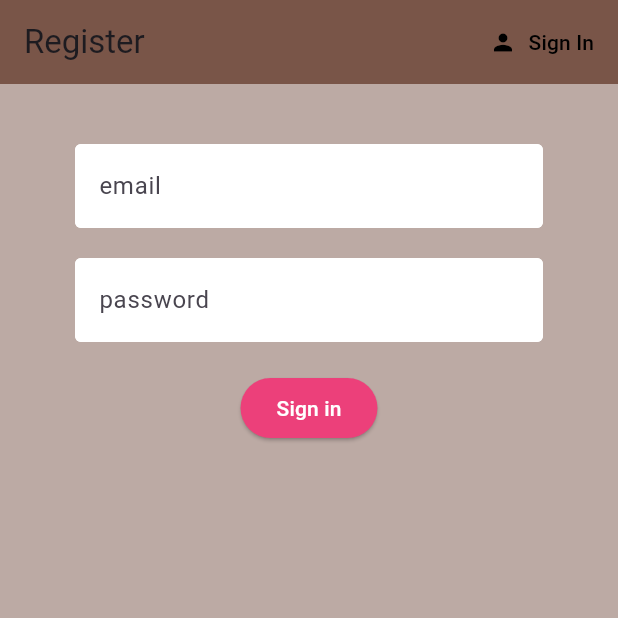
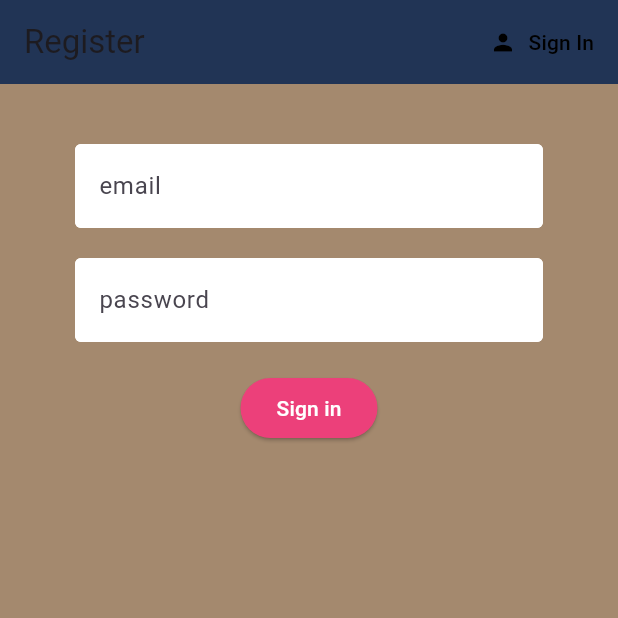
Before and after one commit to HarudesDev/Wisy-App, a Flutter app: the screen it shows after launch, after a tap on "Ingresar", after a tap on "Registrar", on a phone screen of 412 x 824 dp, the top half of it. Run offline on Flutter 3.47's test engine with Material 3 defaults, Android fonts, the light colour scheme and no system bars; our stand-ins replace cloud_firestore, extended_image, firebase_auth, firebase_core, firebase_storage, flutter_riverpod and 4 more; missing offline and left inert: camerawesome; accounts and stored records are empty; generated files the repository leaves out were written again.

Commit message:
code changes

```diff
--- a/lib/pages/auth/login.dart
+++ b/lib/pages/auth/login.dart
@@ -1,8 +1,11 @@
+import 'dart:developer';
+
 import 'package:flutter/material.dart';
 import 'package:flutter_riverpod/flutter_riverpod.dart';
 import 'package:wisy/repositories/firebase_auth_repository.dart';
 import 'package:wisy/shared/style.dart';
 import 'package:riverpod_annotation/riverpod_annotation.dart';
+import 'package:sign_in_button/sign_in_button.dart';
 
 part 'login.g.dart';
 
@@ -42,10 +45,13 @@ class _LoginState extends ConsumerState<Login> {
 
     final AsyncValue<void> state = ref.watch(loginControllerProvider);
     return Scaffold(
-      backgroundColor: Colors.brown[200],
+      backgroundColor: primaryColor,
       appBar: AppBar(
-        backgroundColor: Colors.brown,
-        title: const Text('Iniciar Sesión'),
+        backgroundColor: primaryColor,
+        title: const Text(
+          'Iniciar Sesión',
+          style: TextStyle(color: Colors.white),
+        ),
         actions: [
           TextButton.icon(
             icon: const Icon(Icons.person),
@@ -54,20 +60,44 @@ class _LoginState extends ConsumerState<Login> {
               widget.toggleView();
             },
             style: TextButton.styleFrom(
-              foregroundColor: Colors.black,
+              foregroundColor: Colors.white,
             ),
           ),
         ],
       ),
-      body: Container(
-        padding: const EdgeInsets.symmetric(vertical: 20.0, horizontal: 50.0),
+      body: Column(
+        mainAxisSize: MainAxisSize.max,
+        children: [
+          const Text(
+            "Wisy",
+            style: TextStyle(
+              fontSize: 50,
+              color: Colors.white,
+              fontWeight: FontWeight.bold,
+            ),
+          ),
+          Container(
+            padding: const EdgeInsets.symmetric(
+              vertical: 20.0,
+              horizontal: 50.0,
+            ),
+            decoration: const BoxDecoration(
+              color: backgroundColor,
+              borderRadius: BorderRadius.only(
+                topRight: Radius.circular(20),
+                topLeft: Radius.circular(20),
+              ),
+            ),
             child: Form(
               key: _formKey,
               child: Column(
                 children: [
                   const SizedBox(height: 20.0),
+                  Column(
+                    children: [
                       TextFormField(
-                decoration: textInputDecoration.copyWith(hintText: 'email'),
+                        decoration:
+                            textInputDecoration.copyWith(hintText: 'email'),
                         validator: (value) =>
                             value!.isEmpty ? 'Ingrese un email' : null,
                         onChanged: (value) {
@@ -88,7 +118,9 @@ class _LoginState extends ConsumerState<Login> {
                             },
                             icon: Icon(_visiblePassword
                                 ? Icons.visibility_off
-                            : Icons.visibility))),
+                                : Icons.visibility),
+                          ),
+                        ),
                         validator: (value) => value!.length < 6
                             ? 'Ingrese una contraseña de más de 6 caracteres'
                             : null,
@@ -101,8 +133,10 @@ class _LoginState extends ConsumerState<Login> {
                       ),
                       const SizedBox(height: 20.0),
                       ElevatedButton(
-                style: ButtonStyle(
-                  backgroundColor: MaterialStatePropertyAll(Colors.pink[400]),
+                        style: const ButtonStyle(
+                          backgroundColor:
+                              MaterialStatePropertyAll(buttonColor),
+                          minimumSize: MaterialStatePropertyAll(Size(350, 50)),
                         ),
                         child: state.isLoading
                             ? const CircularProgressIndicator()
@@ -121,7 +155,21 @@ class _LoginState extends ConsumerState<Login> {
                         },
                       ),
                       const SizedBox(
+                        height: 6.0,
+                      ),
+                      const Text(
+                        "Olvidaste tu contraseña?",
+                        style: TextStyle(
+                          color: Color.fromARGB(255, 94, 94, 94),
+                        ),
+                      ),
+                      const SizedBox(
                         height: 12.0,
+                      ),
+                      SignInButton(
+                        Buttons.google,
+                        text: "Ingresar con Google",
+                        onPressed: () async {},
                       ),
                       Text(
                         state.error != null ? state.error.toString() : "",
@@ -132,7 +180,11 @@ class _LoginState extends ConsumerState<Login> {
                       ),
                     ],
                   ),
+                ],
               ),
+            ),
+          ),
+        ],
       ),
     );
   }
@@ -153,4 +205,12 @@ class LoginController extends _$LoginController {
     state = await AsyncValue.guard(
         () => authRepository.signInWithEmailAndPassword(email, password));
   }
+
+  /*Future<void> signInWithGoogle() async {
+    final authRepository = ref.read(firebaseAuthRepositoryProvider);
+
+    final userCredential = await authRepository.signInWithGoogle();
+
+    log(userCredential);
+  }*/
 }
--- a/lib/pages/auth/register.dart
+++ b/lib/pages/auth/register.dart
@@ -24,9 +24,9 @@ class _RegisterState extends ConsumerState<Register> {
     final authService = ref.watch(firebaseAuthRepositoryProvider);
 
     return Scaffold(
-      backgroundColor: Colors.brown[200],
+      backgroundColor: backgroundColor,
       appBar: AppBar(
-        backgroundColor: Colors.brown,
+        backgroundColor: primaryColor,
         title: const Text('Register'),
         actions: [
           TextButton.icon(
--- a/lib/pages/camera/camera_page.dart
+++ b/lib/pages/camera/camera_page.dart
@@ -1,5 +1,6 @@
 import 'package:flutter/material.dart';
 import 'package:wisy/pages/camera/camera.dart';
+import 'package:wisy/shared/style.dart';
 
 class CameraPage extends StatelessWidget {
   const CameraPage({super.key});
@@ -7,9 +8,9 @@ class CameraPage extends StatelessWidget {
   @override
   Widget build(BuildContext context) {
     return Scaffold(
-      backgroundColor: Colors.brown[200],
+      backgroundColor: backgroundColor,
       appBar: AppBar(
-        backgroundColor: Colors.brown,
+        backgroundColor: primaryColor,
       ),
       body: const Camera(),
     );
--- a/lib/shared/loading.dart
+++ b/lib/shared/loading.dart
@@ -1,5 +1,6 @@
 import 'package:flutter/material.dart';
 import 'package:flutter_spinkit/flutter_spinkit.dart';
+import 'package:wisy/shared/style.dart';
 
 class Loading extends StatelessWidget {
   const Loading({super.key});
@@ -10,7 +11,7 @@ class Loading extends StatelessWidget {
       color: Colors.brown[100],
       child: const Center(
         child: SpinKitChasingDots(
-          color: Colors.brown,
+          color: primaryColor,
           size: 50.0,
         ),
       ),
--- a/lib/shared/style.dart
+++ b/lib/shared/style.dart
@@ -7,6 +7,12 @@ const textInputDecoration = InputDecoration(
     borderSide: BorderSide(color: Colors.white, width: 2.0),
   ),
   focusedBorder: OutlineInputBorder(
-    borderSide: BorderSide(color: Colors.pink, width: 2.0),
+    borderSide: BorderSide(color: buttonColor, width: 2.0),
   ),
 );
+
+const primaryColor = Color.fromRGBO(33, 52, 85, 1);
+
+const backgroundColor = Color.fromRGBO(164, 137, 110, 1);
+
+const buttonColor = Color.fromRGBO(93, 103, 79, 1);
```
Also changed, not shown: lib/pages/camera/camera.dart (+33 -33 lines), lib/pages/home/home.dart (+9 -5 lines), lib/repositories/firebase_auth_repository.dart (+18 -0 lines), lib/shared/exceptions.dart (added, +11 -0 lines). Lines whose indentation alone changed are shown as unchanged.
